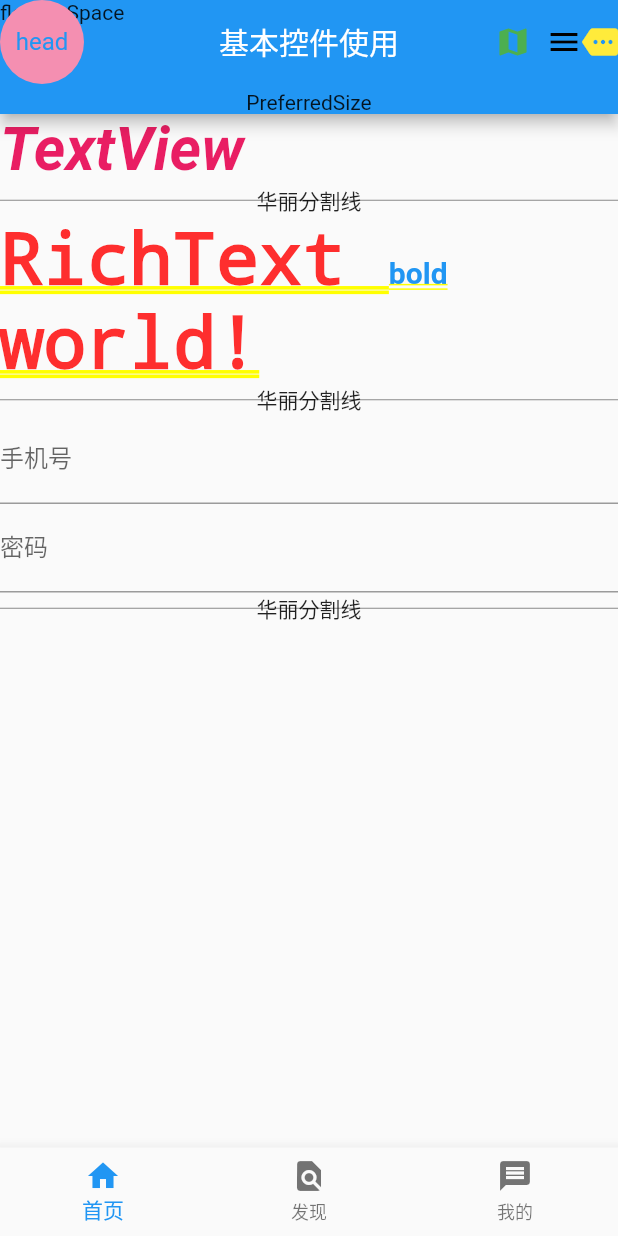
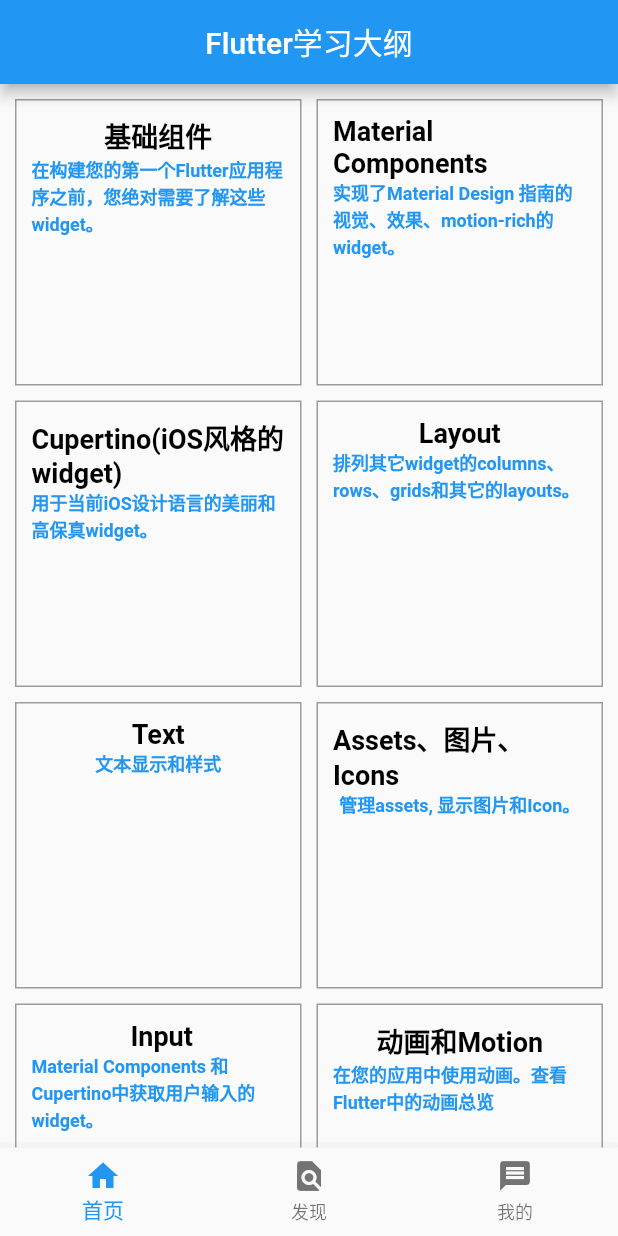
Before and after one commit to weihb/flutter-wechat, a Flutter app: the screen it shows after launch, on a phone screen of 412 x 824 dp. Run offline on Flutter 3.47's test engine with Material 2 defaults, Android fonts, the phone set to English and light mode, and no system bars; Roboto replaces fonts that are missing (fontFamily).

Commit message:
UI修改

```diff
--- a/lib/home.dart
+++ b/lib/home.dart
@@ -12,48 +12,48 @@ class HomeState extends State<Home> {
     // TODO: implement build
     return new Scaffold(
         appBar: new AppBar(
-        title: new Text('基本控件使用'),
+          title: new Text('Flutter学习大纲'),
           titleSpacing: 50.0, //标题间距
           centerTitle: true,
-        actions: <Widget>[
-          new GestureDetector(
-              child: new Container(
-                child: new Icon(
-                  Icons.map,
-                  color: Colors.green,
-                  semanticLabel: '地图',
-                  textDirection: TextDirection.rtl,
-                ),
-                padding: const EdgeInsets.all(10.0),
-              ),
-              onTap: () {
-                showDialog(
-                    context: context,
-                    builder: (BuildContext context) {
-                      return new AlertDialog(
-                        title: new Text('点击事件'),
-                        content: new Text('点击了地图按钮'),
-                      );
-                    });
-              }),
-          new Icon(
-            Icons.menu,
-            color: Colors.black,
-          ),
-          new Icon(
-            Icons.more,
-            color: Colors.yellow,
-          )
-        ],
-        leading: new CircleAvatar(
-          backgroundColor: Colors.pink[200],
-          child: new Text('head'),
-          foregroundColor: Colors.blue,
-        ),
-        flexibleSpace: new Text('flexibleSpace'),
-        bottom: new PreferredSize(
-            child: new Text('PreferredSize'),
-            preferredSize: new Size(20.0, 20.0)),
+          //   actions: <Widget>[
+          //     new GestureDetector(
+          //         child: new Container(
+          //           child: new Icon(
+          //             Icons.map,
+          //             color: Colors.green,
+          //             semanticLabel: '地图',
+          //             textDirection: TextDirection.rtl,
+          //           ),
+          //           padding: const EdgeInsets.all(10.0),
+          //         ),
+          //         onTap: () {
+          //           showDialog(
+          //               context: context,
+          //               builder: (BuildContext context) {
+          //                 return new AlertDialog(
+          //                   title: new Text('点击事件'),
+          //                   content: new Text('点击了地图按钮'),
+          //                 );
+          //               });
+          //         }),
+          //     new Icon(
+          //       Icons.menu,
+          //       color: Colors.black,
+          //     ),
+          //     new Icon(
+          //       Icons.more,
+          //       color: Colors.yellow,
+          //     )
+          //   ],
+          //   leading: new CircleAvatar(
+          //     backgroundColor: Colors.pink[200],
+          //     child: new Text('head'),
+          //     foregroundColor: Colors.blue,
+          //   ),
+          //   flexibleSpace: new Text('flexibleSpace'),
+          //   bottom: new PreferredSize(
+          //       child: new Text('PreferredSize'),
+          //       preferredSize: new Size(20.0, 20.0)),
         ),
         bottomNavigationBar: new BottomNavigationBar(
             currentIndex: _currentIndex,
@@ -83,92 +83,108 @@ class HomeState extends State<Home> {
                     Icons.message,
                   )),
             ]),
-      body: new Container(
-          child: new ListView(
+        body: new GridView.count(
+          primary: false,
+          padding: const EdgeInsets.all(10.0),
+          mainAxisSpacing: 10.0,
+          crossAxisSpacing: 10.0,
+          crossAxisCount: 2,
+          children: <Widget>[
+            new ItemWidget(
+              title: '基础组件',
+              describe: '在构建您的第一个Flutter应用程序之前，您绝对需要了解这些widget。',
+            ),
+            new ItemWidget(
+              title: 'Material Components',
+              describe: '实现了Material Design 指南的视觉、效果、motion-rich的widget。',
+            ),
+            new ItemWidget(
+              title: 'Cupertino(iOS风格的widget)',
+              describe: '用于当前iOS设计语言的美丽和高保真widget。',
+            ),
+            new ItemWidget(
+              title: 'Layout',
+              describe: '排列其它widget的columns、rows、grids和其它的layouts。',
+            ),
+            new ItemWidget(
+              title: 'Text',
+              describe: '文本显示和样式',
+            ),
+            new ItemWidget(
+              title: 'Assets、图片、Icons',
+              describe: '管理assets, 显示图片和Icon。',
+            ),
+            new ItemWidget(
+              title: ' Input',
+              describe: 'Material Components 和 Cupertino中获取用户输入的widget。',
+            ),
+            new ItemWidget(
+              title: '动画和Motion',
+              describe: '在您的应用中使用动画。查看Flutter中的动画总览',
+            ),
+            new ItemWidget(
+              title: '交互模型',
+              describe: '响应触摸事件并将用户路由到不同的页面视图（View）。',
+            ),
+            new ItemWidget(
+              title: '样式',
+              describe: '管理应用的主题，使应用能够响应式的适应屏幕尺寸或添加填充。',
+            ),
+             new ItemWidget(
+              title: '绘制和效果',
+              describe: 'Widget将视觉效果应用到其子组件，而不改变它们的布局、大小和位置。',
+            ),
+             new ItemWidget(
+              title: 'Async',
+              describe: 'Flutter应用的异步模型',
+            ),
+             new ItemWidget(
+              title: '样式',
+              describe: '管理应用的主题，使应用能够响应式的适应屏幕尺寸或添加填充。',
+            ),
+             new ItemWidget(
+              title: '样式',
+              describe: '管理应用的主题，使应用能够响应式的适应屏幕尺寸或添加填充。',
+            ),
+          ],
+        ));
+  }
+}
+
+class ItemWidget extends StatelessWidget {
+  final String title;
+  final String describe;
+  ItemWidget({Key key, this.title, this.describe}) : super(key: key);
+
+  @override
+  Widget build(BuildContext context) {
+    // TODO: implement build
+    return new Container(
+      padding: const EdgeInsets.all(10.0),
+      child: new Column(
         children: <Widget>[
           new Text(
-            'TextView',
+            '$title',
             style: new TextStyle(
-                color: Colors.pink,
-                fontSize: 40.0,
-                fontWeight: FontWeight.bold,
-                fontStyle: FontStyle.italic,
-                fontFamily: 'fontFamily',
-                // textBaseline: TextBaseline.alphabetic,
-                // locale: new Locale('007'),
-                // decoration: TextDecoration.overline,
-                debugLabel: 'debugLabel'),
+                color: Colors.black,
+                fontSize: 18.0,
+                fontWeight: FontWeight.bold),
           ),
-          new Stack(
-            alignment: Alignment.center,
-            children: <Widget>[
-              new Text('华丽分割线'),
-              new Divider(
-                color: Colors.black45,
-                height: 2.0,
+          new Text(
+            '$describe',
+            style: new TextStyle(
+                color: Colors.blue,
+                fontSize: 12.0,
+                fontWeight: FontWeight.bold),
           ),
         ],
       ),
-          new RichText(
-              maxLines: 3,
-              text: new TextSpan(
-                text: 'RichText ',
-                style: DefaultTextStyle.of(context).style,
-                children: <TextSpan>[
-                  new TextSpan(
-                      text: 'bold',
-                      style: new TextStyle(
-                          color: Colors.blue,
-                          fontWeight: FontWeight.bold,
-                          fontSize: 20.0)),
-                  new TextSpan(text: ' world!'),
-                ],
-              )),
-          new Stack(
-            alignment: Alignment.center,
-            children: <Widget>[
-              new Text('华丽分割线'),
-              new Divider(
-                color: Colors.black45,
-                height: 2.0,
-              ),
-            ],
-          ),
-          // new InputChip(label: new Text('input')),
-          new Form(
-            child: new TextField(
-              decoration: const InputDecoration(labelText: '手机号'),
-              onChanged: (text) {
-                //当正在编辑的文本改变时调用。
-                print('onChanged:$text');
-              },
-              onSubmitted: (text) {
-                //当用户指示他们已经完成编辑字段中的文本时调用。
-                print('onSubmitted:$text');
-              },
-            ),
-          ),
-          new TextField(
-            decoration: const InputDecoration(labelText: '密码'),
-            onChanged: (text) {
-              print('onChanged:$text');
-            },
-            onSubmitted: (text) {
-              print('onSubmitted:$text');
-            },
-          ),
-          new Stack(
-            alignment: Alignment.center,
-            children: <Widget>[
-              new Text('华丽分割线'),
-              new Divider(
-                color: Colors.black45,
-                height: 2.0,
-              ),
-            ],
-          ),
-
-        ],
+      decoration: const BoxDecoration(
+          border: const Border(
+        top: const BorderSide(width: 1.0, color: const Color(0xFFFF9c9c9c)),
+        left: const BorderSide(width: 1.0, color: const Color(0xFFFF9c9c9c)),
+        right: const BorderSide(width: 1.0, color: const Color(0xFFFF9c9c9c)),
+        bottom: const BorderSide(width: 1.0, color: const Color(0xFFFF9c9c9c)),
       )),
     );
   }
--- /dev/null
+++ b/lib/widgets/BasicsWeigets.dart
@@ -0,0 +1,101 @@
+import 'package:flutter/material.dart';
+
+class BasicsWeigets extends StatefulWidget {
+  @override
+  BasicState createState() => new BasicState();
+}
+
+class BasicState extends State<BasicsWeigets> {
+  @override
+  Widget build(BuildContext context) {
+    // TODO: implement build
+    return  new Container(
+          child: new ListView(
+        children: <Widget>[
+          new Text(
+            'TextView',
+            style: new TextStyle(
+                color: Colors.pink,
+                fontSize: 40.0,
+                fontWeight: FontWeight.bold,
+                fontStyle: FontStyle.italic,
+                fontFamily: 'fontFamily',
+                // textBaseline: TextBaseline.alphabetic,
+                // locale: new Locale('007'),
+                // decoration: TextDecoration.overline,
+                debugLabel: 'debugLabel'),
+          ),
+          new Stack(
+            alignment: Alignment.center,
+            children: <Widget>[
+              new Text('华丽分割线'),
+              new Divider(
+                color: Colors.black45,
+                height: 2.0,
+              ),
+            ],
+          ),
+          new RichText(
+              maxLines: 3,
+              text: new TextSpan(
+                text: 'RichText ',
+                style: DefaultTextStyle.of(context).style,
+                children: <TextSpan>[
+                  new TextSpan(
+                      text: 'bold',
+                      style: new TextStyle(
+                          color: Colors.blue,
+                          fontWeight: FontWeight.bold,
+                          fontSize: 20.0)),
+                  new TextSpan(text: ' world!'),
+                ],
+              )),
+          new Stack(
+            alignment: Alignment.center,
+            children: <Widget>[
+              new Text('华丽分割线'),
+              new Divider(
+                color: Colors.black45,
+                height: 2.0,
+              ),
+            ],
+          ),
+          // new InputChip(label: new Text('input')),
+          new Form(
+            child: new TextField(
+              textAlign: TextAlign.center,
+              decoration: const InputDecoration(labelText: '手机号'),
+              onChanged: (text) {
+                //当正在编辑的文本改变时调用。
+                print('onChanged:$text');
+              },
+              onSubmitted: (text) {
+                //当用户指示他们已经完成编辑字段中的文本时调用。
+                print('onSubmitted:$text');
+              },
+            ),
+          ),
+          new TextField(
+            decoration: const InputDecoration(
+                icon: const Icon(Icons.mode_edit), labelText: '密码'),
+            onChanged: (text) {
+              print('onChanged:$text');
+            },
+            onSubmitted: (text) {
+              print('onSubmitted:$text');
+            },
+          ),
+          new Stack(
+            alignment: Alignment.center,
+            children: <Widget>[
+              new Text('华丽分割线'),
+              new Divider(
+                color: Colors.black45,
+                height: 2.0,
+              ),
+            ],
+          ),
+        ],
+      ));
+  }
+}
```
Lines whose indentation alone changed are shown as unchanged.
